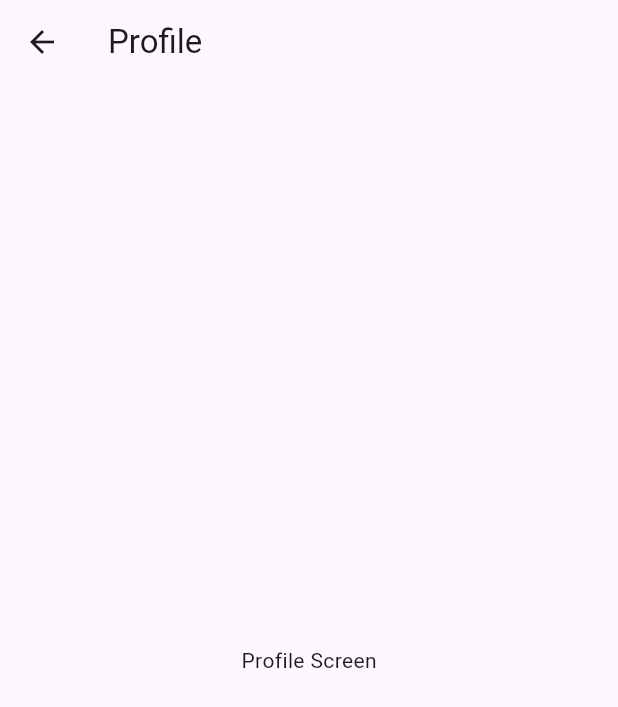
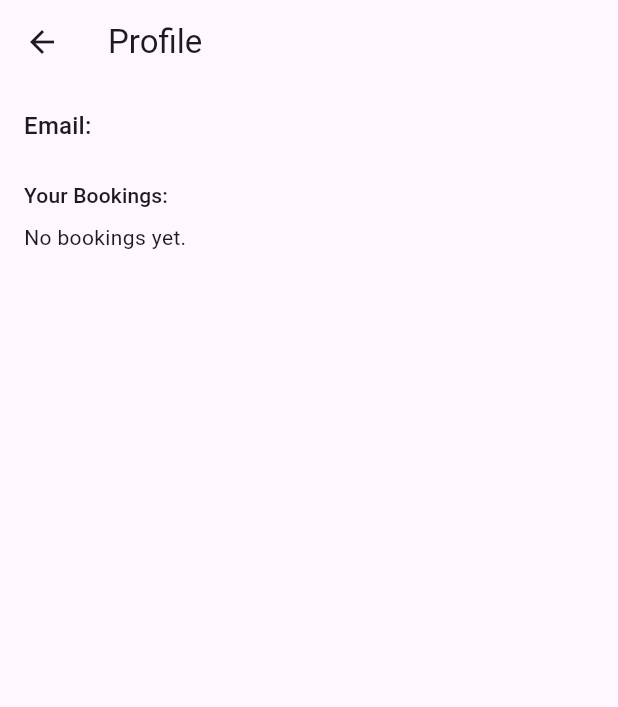
Before and after one commit to ebroahmed/booking_web_app, a Flutter app: the ProfileScreen screen opened directly, on a phone screen of 412 x 824 dp. Shown: the top 707 px of the screen. Run offline on Flutter 3.47's test engine with Material 3 defaults, Android fonts, the light colour scheme and no system bars; our stand-ins replace cloud_firestore, firebase_auth, firebase_core, flutter_riverpod; accounts and stored records are empty.

Commit message:
profile screen added

```diff
--- a/lib/screens/profile_screen.dart
+++ b/lib/screens/profile_screen.dart
@@ -1,14 +1,74 @@
-// Profile screen placeholder
 import 'package:flutter/material.dart';
+import 'package:flutter_riverpod/flutter_riverpod.dart';
+import '../providers/auth_provider.dart';
+import '../providers/booking_provider.dart';
+import '../models/booking.dart';
 
-class ProfileScreen extends StatelessWidget {
-  const ProfileScreen({Key? key}) : super(key: key);
+class ProfileScreen extends ConsumerWidget {
+  const ProfileScreen({super.key});
 
   @override
-  Widget build(BuildContext context) {
+  Widget build(BuildContext context, WidgetRef ref) {
+    final authAsync = ref.watch(authStateProvider);
     return Scaffold(
       appBar: AppBar(title: const Text('Profile')),
-      body: const Center(child: Text('Profile Screen')),
+      body: authAsync.when(
+        data: (user) {
+          if (user == null) {
+            return const Center(
+              child: Text('Please sign in to view your profile.'),
+            );
+          }
+          final bookingsAsync = ref.watch(bookingProvider(user.uid));
+          return Padding(
+            padding: const EdgeInsets.all(16),
+            child: Column(
+              crossAxisAlignment: CrossAxisAlignment.start,
+              children: [
+                Text(
+                  'Email: ${user.email}',
+                  style: Theme.of(context).textTheme.titleMedium,
+                ),
+                const SizedBox(height: 24),
+                Text(
+                  'Your Bookings:',
+                  style: Theme.of(context).textTheme.titleSmall,
+                ),
+                const SizedBox(height: 8),
+                Expanded(
+                  child: bookingsAsync.when(
+                    data: (bookings) {
+                      if (bookings.isEmpty) {
+                        return const Text('No bookings yet.');
+                      }
+                      return ListView.builder(
+                        itemCount: bookings.length,
+                        itemBuilder: (context, index) {
+                          final Booking booking = bookings[index];
+                          return Card(
+                            child: ListTile(
+                              title: Text('Listing: ${booking.listingId}'),
+                              subtitle: Text(
+                                'Date: ${booking.date.toLocal().toString().split(' ')[0]}',
+                              ),
+                              trailing: Text(booking.status),
+                            ),
+                          );
+                        },
+                      );
+                    },
+                    loading: () =>
+                        const Center(child: CircularProgressIndicator()),
+                    error: (e, st) => Text('Error: $e'),
+                  ),
+                ),
+              ],
+            ),
+          );
+        },
+        loading: () => const Center(child: CircularProgressIndicator()),
+        error: (e, st) => Center(child: Text('Error: $e')),
+      ),
     );
   }
 }
```
